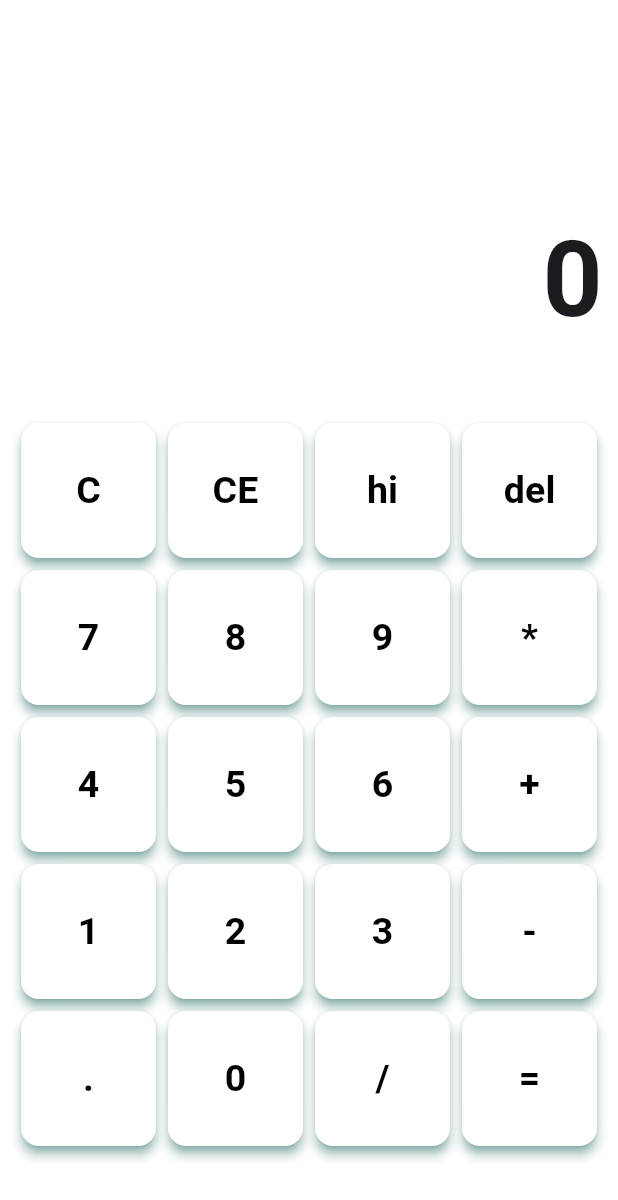
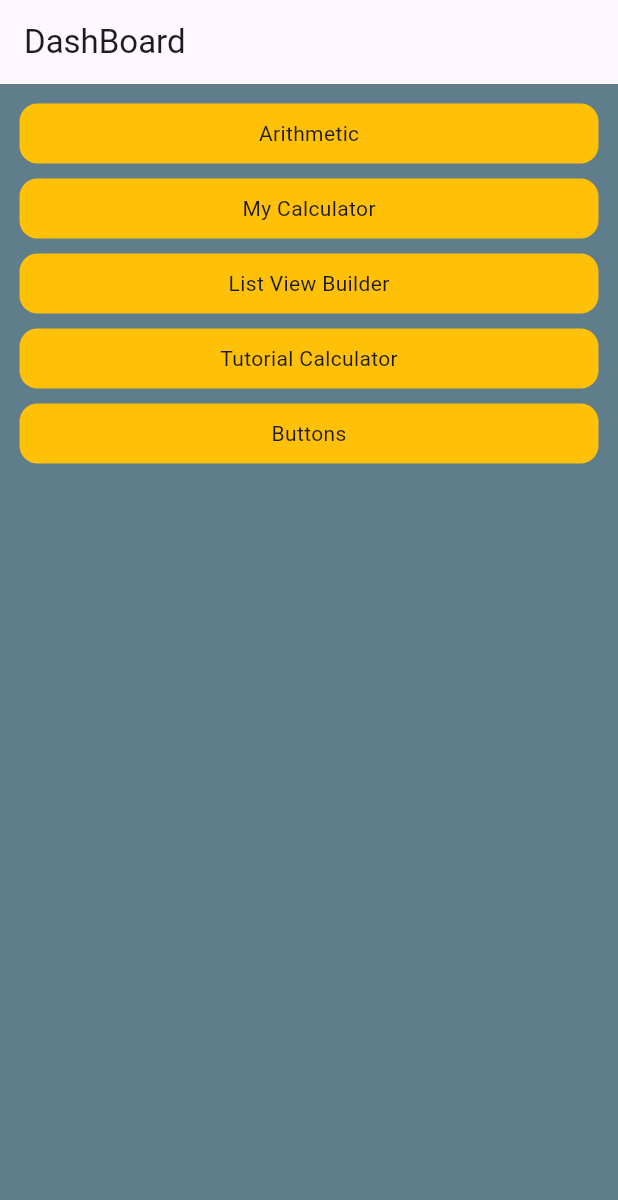
Before and after one commit to Ifer506/mero_practice_31B, a Flutter app: the screen it shows after launch, on a phone screen of 412 x 824 dp. Shown: the top 1200 px of the screen. Run offline on Flutter 3.47's test engine with Material 3 defaults, Android fonts, the phone set to English and light mode, and no system bars; our stand-ins replace math_expressions.

Commit message:
routing changes

```diff
--- a/lib/core/app.dart
+++ b/lib/core/app.dart
@@ -1,20 +1,18 @@
-import 'package:batch_31b/views/arithmetic_view.dart';
+import 'package:batch_31b/core/routes/app_routes.dart';
+import 'package:batch_31b/core/theme/theme_view.dart';
 import 'package:flutter/material.dart';
-import 'package:flutter/services.dart';
 
 class App extends StatelessWidget {
   const App({super.key});
 
   @override
   Widget build(BuildContext context) {
-    SystemChrome.setSystemUIOverlayStyle(const SystemUiOverlayStyle(
-      statusBarColor: Color.fromARGB(149, 97, 94, 94),
-    ));
     return MaterialApp(
+      initialRoute: '/',
+      routes: appRoute(),
       debugShowCheckedModeBanner: false,
-      routes: {
-        '/Arithmetic': (context) => const ArithmeticView(),
-      },
+
+      theme: themePackage(),
     );
   }
 }
--- /dev/null
+++ b/lib/core/common/dashboard_button.dart
@@ -0,0 +1,28 @@
+import 'package:flutter/material.dart';
+
+class DashButton extends StatelessWidget {
+  const DashButton({super.key, required this.routing, required this.title});
+
+  final String routing;
+  final String title;
+
+  @override
+  Widget build(BuildContext context) {
+    return Padding(
+      padding: const EdgeInsets.all(5),
+      child: GestureDetector(
+        onTap: () {
+          Navigator.pushNamed(context, routing);
+        },
+        child: Container(
+          alignment: Alignment.center,
+          width: double.infinity,
+          height: 40,
+          decoration: BoxDecoration(
+              color: Colors.amber, borderRadius: BorderRadius.circular(12)),
+          child: Text(title),
+        ),
+      ),
+    );
+  }
+}
--- /dev/null
+++ b/lib/core/routes/app_routes.dart
@@ -0,0 +1,18 @@
+import 'package:batch_31b/views/arithmetic_view.dart';
+import 'package:batch_31b/views/buttons.dart';
+import 'package:batch_31b/views/calculator_view.dart';
+import 'package:batch_31b/views/dashboard_view.dart';
+import 'package:batch_31b/views/listbuilder_view.dart';
+import 'package:batch_31b/views/my_calculator.dart';
+
+appRoute() {
+  const String dashboardRoute = '/';
+  return {
+    "/arithmetic": (context) => const ArithmeticView(),
+    "/": (context) => const DashBoardView(),
+    "/buttons": (context) => const Buttons(),
+    "/calculator": (context) => const CalculatorViews(),
+    "/listView": (context) => const ListViewTest(),
+    "/myCalculator": (context) => const MyCalculator()
+  };
+}
--- /dev/null
+++ b/lib/core/theme/theme_view.dart
@@ -0,0 +1,13 @@
+import 'package:flutter/material.dart';
+
+themePackage() {
+  return ThemeData(
+      primaryColor: Colors.amber,
+      segmentedButtonTheme: const SegmentedButtonThemeData(),
+      scaffoldBackgroundColor: Colors.blueGrey,
+      cardColor: Colors.amber,
+      hoverColor: Colors.amber,
+      cardTheme: const CardTheme(
+          elevation: 10, color: Colors.amber, shadowColor: Colors.blueGrey),
+      buttonTheme: const ButtonThemeData(buttonColor: Colors.amber));
+}
--- a/lib/main.dart
+++ b/lib/main.dart
@@ -1,9 +1,6 @@
-import 'package:batch_31b/views/my_calculator.dart';
+import 'package:batch_31b/core/app.dart';
 import 'package:flutter/material.dart';
 
 void main() {
-  runApp(const MaterialApp(
-    debugShowCheckedModeBanner: false,
-    home: Scaffold(body: SafeArea(child: MyCalculator())),
-  ));
+  runApp(const App());
 }
--- /dev/null
+++ b/lib/views/dashboard_view.dart
@@ -0,0 +1,30 @@
+import 'package:batch_31b/core/common/dashboard_button.dart';
+import 'package:flutter/material.dart';
+
+class DashBoardView extends StatelessWidget {
+  const DashBoardView({super.key});
+
+  @override
+  Widget build(BuildContext context) {
+    var gap = const SizedBox(
+      height: 10,
+    );
+    return Scaffold(
+      appBar: AppBar(
+        title: const Text("DashBoard"),
+      ),
+      body: const Padding(
+        padding: EdgeInsets.all(8.0),
+        child: Column(
+          children: [
+            DashButton(routing: '/arithmetic', title: "Arithmetic"),
+            DashButton(routing: "/myCalculator", title: "My Calculator"),
+            DashButton(routing: '/listView', title: "List View Builder"),
+            DashButton(routing: '/calculator', title: "Tutorial Calculator"),
+            DashButton(routing: '/buttons', title: "Buttons"),
+          ],
+        ),
+      ),
+    );
+  }
+}
```
